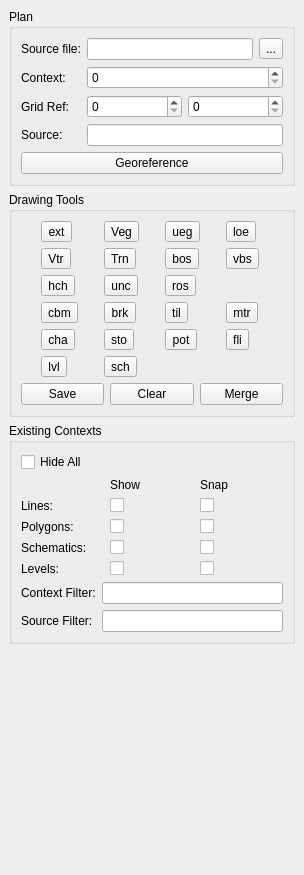
Qt form ui_dock.ui (lparchaeology/ArkPlan) before a commit.
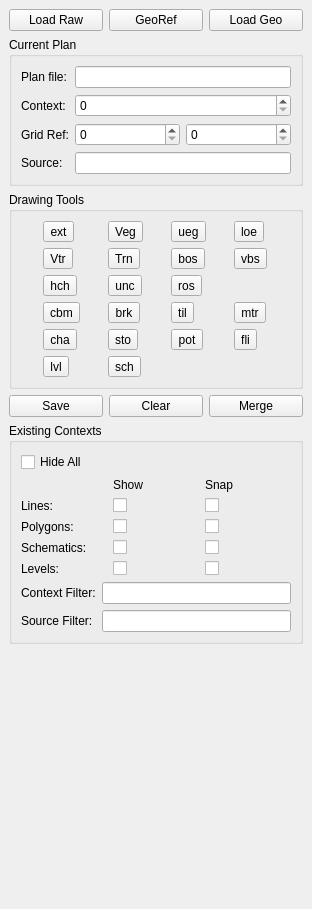
The same form after that commit.

Commit message: Implement GeoRef dialog

What changed in the file:
```diff
--- a/ui_dock.ui
+++ b/ui_dock.ui
@@ -6,8 +6,8 @@
    <rect>
     <x>0</x>
     <y>0</y>
-    <width>304</width>
-    <height>875</height>
+    <width>312</width>
+    <height>909</height>
    </rect>
   </property>
   <property name="sizePolicy">
@@ -21,37 +21,55 @@
   </property>
   <widget class="QWidget" name="dockWidgetContents">
    <layout class="QVBoxLayout" name="verticalLayout_2">
+    <item>
+     <layout class="QHBoxLayout" name="horizontalLayout_4">
+      <item>
+       <widget class="QPushButton" name="m_loadRawButton">
+        <property name="text">
+         <string>Load Raw</string>
+        </property>
+       </widget>
+      </item>
+      <item>
+       <widget class="QPushButton" name="m_georefButton">
+        <property name="text">
+         <string>GeoRef</string>
+        </property>
+       </widget>
+      </item>
+      <item>
+       <widget class="QPushButton" name="m_loadGeoButton">
+        <property name="text">
+         <string>Load Geo</string>
+        </property>
+       </widget>
+      </item>
+     </layout>
+    </item>
     <item>
      <widget class="QGroupBox" name="m_planGroup">
       <property name="title">
-       <string>Plan</string>
+       <string>Current Plan</string>
       </property>
       <layout class="QFormLayout" name="formLayout">
-       <item row="0" column="0">
-        <widget class="QLabel" name="label">
-         <property name="text">
-          <string>Source file:</string>
-         </property>
-         <property name="buddy">
-          <cstring>lineEdit</cstring>
-         </property>
-        </widget>
-       </item>
-       <item row="0" column="1">
-        <layout class="QHBoxLayout" name="horizontalLayout_3">
-         <item>
-          <widget class="QLineEdit" name="lineEdit"/>
-         </item>
-         <item>
-          <widget class="QToolButton" name="toolButton">
-           <property name="text">
-            <string>...</string>
-           </property>
-          </widget>
-         </item>
-        </layout>
-       </item>
        <item row="1" column="0">
+        <widget class="QLabel" name="m_fileLabel">
+         <property name="text">
+          <string>Plan file:</string>
+         </property>
+         <property name="buddy">
+          <cstring>m_fileEdit</cstring>
+         </property>
+        </widget>
+       </item>
+       <item row="1" column="1">
+        <widget class="QLineEdit" name="m_fileEdit">
+         <property name="readOnly">
+          <bool>true</bool>
+         </property>
+        </widget>
+       </item>
+       <item row="2" column="0">
         <widget class="QLabel" name="m_contextLabel">
          <property name="text">
           <string>Context:</string>
@@ -61,7 +79,7 @@
          </property>
         </widget>
        </item>
-       <item row="1" column="1">
+       <item row="2" column="1">
         <widget class="QSpinBox" name="m_contextSpin">
          <property name="toolTip">
           <string>Context Number</string>
@@ -71,27 +89,35 @@
          </property>
         </widget>
        </item>
-       <item row="2" column="0">
-        <widget class="QLabel" name="label_11">
+       <item row="3" column="0">
+        <widget class="QLabel" name="m_gridLabel">
          <property name="text">
           <string>Grid Ref:</string>
          </property>
          <property name="buddy">
-          <cstring>spinBox</cstring>
+          <cstring>m_eastSpin</cstring>
          </property>
         </widget>
        </item>
-       <item row="2" column="1">
+       <item row="3" column="1">
         <layout class="QHBoxLayout" name="horizontalLayout_2">
          <item>
-          <widget class="QSpinBox" name="spinBox"/>
+          <widget class="QSpinBox" name="m_eastSpin">
+           <property name="maximum">
+            <number>9999</number>
+           </property>
+          </widget>
          </item>
          <item>
-          <widget class="QSpinBox" name="spinBox_2"/>
+          <widget class="QSpinBox" name="m_northSpin">
+           <property name="maximum">
+            <number>9999</number>
+           </property>
+          </widget>
          </item>
         </layout>
        </item>
-       <item row="3" column="0">
+       <item row="4" column="0">
         <widget class="QLabel" name="m_sourceLabel">
          <property name="text">
           <string>Source:</string>
@@ -101,20 +127,13 @@
          </property>
         </widget>
        </item>
-       <item row="3" column="1">
+       <item row="4" column="1">
         <widget class="QLineEdit" name="m_sourceEdit">
          <property name="toolTip">
           <string>Source</string>
          </property>
         </widget>
        </item>
-       <item row="4" column="0" colspan="2">
-        <widget class="QPushButton" name="m_georefButton">
-         <property name="text">
-          <string>Georeference</string>
-         </property>
-        </widget>
-       </item>
       </layout>
      </widget>
     </item>
@@ -123,8 +142,6 @@
       <property name="title">
        <string>Drawing Tools</string>
       </property>
-      <layout class="QVBoxLayout" name="verticalLayout">
-       <item>
         <layout class="QGridLayout" name="gridLayout">
          <item row="0" column="0">
           <widget class="QToolButton" name="m_extentTool">
@@ -337,6 +354,7 @@
           </widget>
          </item>
         </layout>
+     </widget>
        </item>
        <item>
         <layout class="QHBoxLayout" name="horizontalLayout">
@@ -371,9 +389,6 @@
           </widget>
          </item>
         </layout>
-       </item>
-      </layout>
-     </widget>
     </item>
     <item>
      <widget class="QGroupBox" name="m_existingContextsGroup">
```
Lines whose indentation alone changed are shown as unchanged. The commit also changes 7 other files.
